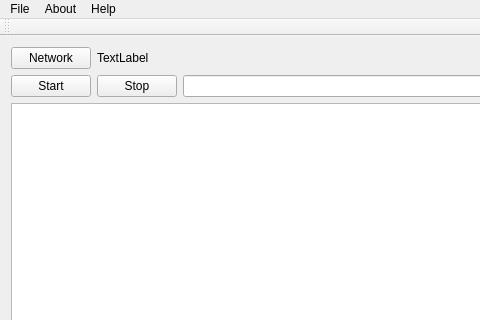
Old version of the form ui/mainwindow.ui in the repository zqzqz/SimpleSniffer; both pictures show x 0 to 480 and y 0 to 320 of the 996 by 588 pixel window.
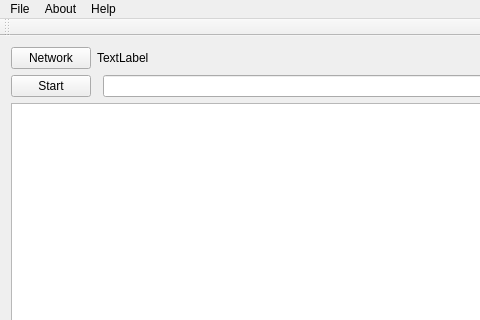
New version of the form.

Diff of the .ui file:
```diff
--- a/ui/mainwindow.ui
+++ b/ui/mainwindow.ui
@@ -48,13 +48,6 @@
         <item row="2" column="2">
          <widget class="QLineEdit" name="filter"/>
         </item>
-        <item row="2" column="1">
-         <widget class="QPushButton" name="stop">
-          <property name="text">
-           <string>Stop</string>
-          </property>
-         </widget>
-        </item>
         <item row="1" column="1" colspan="2">
          <widget class="QLabel" name="netLabel">
           <property name="text">
```
